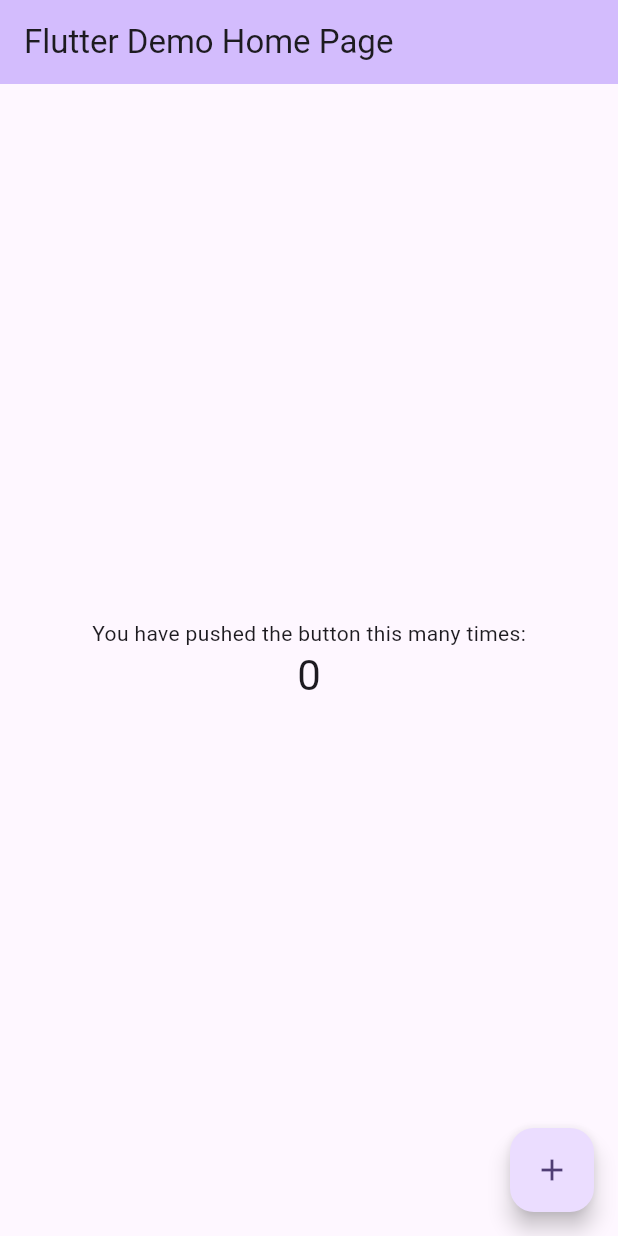
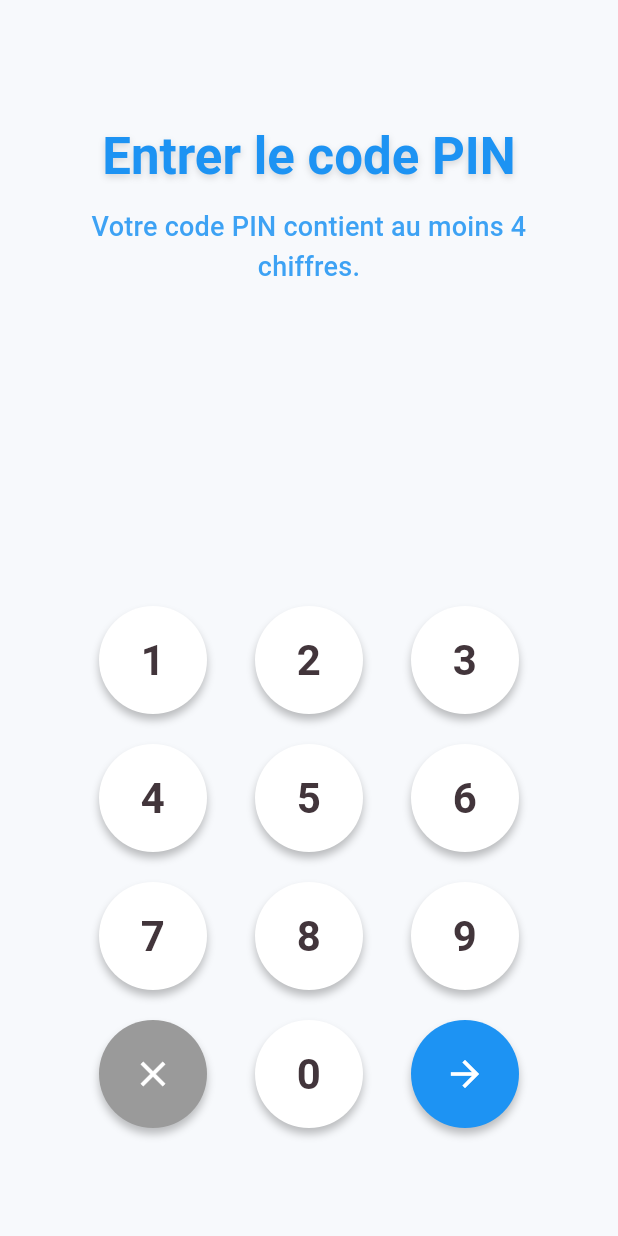
Before and after one commit to maxaia/OtterLock, a Flutter app: the screen it shows after launch, on a phone screen of 412 x 824 dp. Run offline on Flutter 3.47's test engine with Material 3 defaults, Android fonts, the phone set to English and light mode, and no system bars.

Commit message:
Update login screen UI: resize keypad, adjust spacing, remove status bar, improve pin display

```diff
--- a/lib/main.dart
+++ b/lib/main.dart
@@ -1,122 +1,328 @@
+import 'dart:async';
+import 'dart:math' as math;
+
 import 'package:flutter/material.dart';
 
 void main() {
-  runApp(const MyApp());
+  runApp(const OtterLockApp());
 }
 
-class MyApp extends StatelessWidget {
-  const MyApp({super.key});
+class OtterLockApp extends StatelessWidget {
+  const OtterLockApp({super.key});
 
-  // This widget is the root of your application.
   @override
   Widget build(BuildContext context) {
     return MaterialApp(
-      title: 'Flutter Demo',
+      title: 'OtterLock',
+      debugShowCheckedModeBanner: false,
       theme: ThemeData(
-        // This is the theme of your application.
-        //
-        // TRY THIS: Try running your application with "flutter run". You'll see
-        // the application has a purple toolbar. Then, without quitting the app,
-        // try changing the seedColor in the colorScheme below to Colors.green
-        // and then invoke "hot reload" (save your changes or press the "hot
-        // reload" button in a Flutter-supported IDE, or press "r" if you used
-        // the command line to start the app).
-        //
-        // Notice that the counter didn't reset back to zero; the application
-        // state is not lost during the reload. To reset the state, use hot
-        // restart instead.
-        //
-        // This works for code too, not just values: Most code changes can be
-        // tested with just a hot reload.
-        colorScheme: .fromSeed(seedColor: Colors.deepPurple),
+        useMaterial3: true,
+        scaffoldBackgroundColor: _AppColors.background,
+        colorScheme: ColorScheme.fromSeed(
+          seedColor: _AppColors.primary,
+          brightness: Brightness.light,
+          background: _AppColors.background,
+        ),
+        textTheme: ThemeData.light()
+            .textTheme
+            .apply(bodyColor: _AppColors.primary, displayColor: _AppColors.primary),
+        inputDecorationTheme: InputDecorationTheme(
+          filled: true,
+          fillColor: Colors.white,
+          contentPadding: const EdgeInsets.symmetric(horizontal: 20, vertical: 18),
+          border: OutlineInputBorder(
+            borderRadius: BorderRadius.circular(20),
+            borderSide: const BorderSide(color: _AppColors.primary, width: 1.4),
+          ),
+          enabledBorder: OutlineInputBorder(
+            borderRadius: BorderRadius.circular(20),
+            borderSide: BorderSide(color: _AppColors.primary.withOpacity(0.2)),
+          ),
+          focusedBorder: OutlineInputBorder(
+            borderRadius: BorderRadius.circular(20),
+            borderSide: const BorderSide(color: _AppColors.primary, width: 1.6),
+          ),
+        ),
       ),
-      home: const MyHomePage(title: 'Flutter Demo Home Page'),
+      home: const LoginScreen(),
     );
   }
 }
 
-class MyHomePage extends StatefulWidget {
-  const MyHomePage({super.key, required this.title});
-
-  // This widget is the home page of your application. It is stateful, meaning
-  // that it has a State object (defined below) that contains fields that affect
-  // how it looks.
-
-  // This class is the configuration for the state. It holds the values (in this
-  // case the title) provided by the parent (in this case the App widget) and
-  // used by the build method of the State. Fields in a Widget subclass are
-  // always marked "final".
-
-  final String title;
+class LoginScreen extends StatefulWidget {
+  const LoginScreen({super.key});
 
   @override
-  State<MyHomePage> createState() => _MyHomePageState();
+  State<LoginScreen> createState() => _LoginScreenState();
 }
 
-class _MyHomePageState extends State<MyHomePage> {
-  int _counter = 0;
+class _LoginScreenState extends State<LoginScreen> {
+  final TextEditingController _pinController = TextEditingController();
+  Timer? _hideTimer;
+  bool _showLastChar = false;
 
-  void _incrementCounter() {
+  @override
+  void dispose() {
+    _pinController.dispose();
+    _hideTimer?.cancel();
+    super.dispose();
+  }
+
+  void _handleKey(String value) {
+    if (value == '←') {
+      if (_pinController.text.isEmpty) return;
+      _pinController.text = _pinController.text.substring(0, _pinController.text.length - 1);
+      _hideTimer?.cancel();
+      setState(() {
+        _showLastChar = false;
+      });
+      return;
+    }
+
+    if (value == '→') {
+      _submit();
+      return;
+    }
+
+    if (_pinController.text.length >= 6) return;
+
+    _pinController.text += value;
+    _hideTimer?.cancel();
     setState(() {
-      // This call to setState tells the Flutter framework that something has
-      // changed in this State, which causes it to rerun the build method below
-      // so that the display can reflect the updated values. If we changed
-      // _counter without calling setState(), then the build method would not be
-      // called again, and so nothing would appear to happen.
-      _counter++;
+      _showLastChar = true;
     });
+
+    _hideTimer = Timer(const Duration(milliseconds: 1000), () {
+      if (mounted) {
+        setState(() {
+          _showLastChar = false;
+        });
+      }
+    });
+  }
+
+  void _submit() {
+    if (_pinController.text.length < 4) {
+      ScaffoldMessenger.of(context).showSnackBar(
+        const SnackBar(content: Text('Le code PIN doit contenir au moins 4 chiffres')),
+      );
+      return;
+    }
+
+    FocusScope.of(context).unfocus();
+    ScaffoldMessenger.of(context).showSnackBar(
+      const SnackBar(content: Text('Authentification en cours...')),
+    );
   }
 
   @override
   Widget build(BuildContext context) {
-    // This method is rerun every time setState is called, for instance as done
-    // by the _incrementCounter method above.
-    //
-    // The Flutter framework has been optimized to make rerunning build methods
-    // fast, so that you can just rebuild anything that needs updating rather
-    // than having to individually change instances of widgets.
+    final textTheme = Theme.of(context).textTheme;
+
+    final viewInsets = MediaQuery.viewInsetsOf(context).bottom;
+
     return Scaffold(
-      appBar: AppBar(
-        // TRY THIS: Try changing the color here to a specific color (to
-        // Colors.amber, perhaps?) and trigger a hot reload to see the AppBar
-        // change color while the other colors stay the same.
-        backgroundColor: Theme.of(context).colorScheme.inversePrimary,
-        // Here we take the value from the MyHomePage object that was created by
-        // the App.build method, and use it to set our appbar title.
-        title: Text(widget.title),
+      resizeToAvoidBottomInset: true,
+      body: SafeArea(
+        child: LayoutBuilder(
+          builder: (context, constraints) {
+            final bool compactHeight = constraints.maxHeight < 760;
+            final double sidePadding = compactHeight ? 20 : 28;
+            final double verticalGap = compactHeight ? 14 : 22;
+            final double titleSize = compactHeight ? 28 : 34;
+
+            return AnimatedPadding(
+              duration: const Duration(milliseconds: 220),
+              curve: Curves.easeOut,
+              padding: EdgeInsets.only(bottom: viewInsets > 0 ? viewInsets * 0.6 : 0),
+              child: Column(
+                children: [
+                  Expanded(
+                    child: Padding(
+                      padding: EdgeInsets.symmetric(horizontal: sidePadding, vertical: verticalGap),
+                      child: Column(
+                        crossAxisAlignment: CrossAxisAlignment.center,
+                        children: [
+                          const SizedBox(height: 60),
+                          Text(
+                            'Entrer le code PIN',
+                            textAlign: TextAlign.center,
+                            style: textTheme.headlineMedium?.copyWith(
+                              color: _AppColors.primary,
+                              fontWeight: FontWeight.w700,
+                              fontSize: titleSize,
+                              shadows: [
+                                Shadow(
+                                  offset: const Offset(0, 2),
+                                  blurRadius: 6,
+                                  color: Colors.black.withOpacity(0.15),
+                                ),
+                              ],
+                            ),
+                          ),
+                          SizedBox(height: verticalGap * 0.5),
+                          Text(
+                            'Votre code PIN contient au moins 4 chiffres.',
+                            textAlign: TextAlign.center,
+                            style: textTheme.titleMedium?.copyWith(
+                              color: _AppColors.primary.withOpacity(0.85),
+                              fontWeight: FontWeight.w500,
+                              fontSize: compactHeight ? 15 : 18,
+                            ),
+                          ),
+                          SizedBox(height: verticalGap),
+                          _buildPinDisplay(compactHeight),
+                          SizedBox(height: verticalGap),
+                          Flexible(
+                            fit: FlexFit.tight,
+                            child: Align(
+                              alignment: Alignment.bottomCenter,
+                              child: Padding(
+                                padding: const EdgeInsets.only(bottom:50),
+                                child: _buildKeypad(compact: compactHeight),
+                              ),
+                            ),
+                          ),
+                        ],
+                      ),
+                    ),
+                  ),
+                ],
+              ),
+            );
+          },
+        ),
       ),
-      body: Center(
-        // Center is a layout widget. It takes a single child and positions it
-        // in the middle of the parent.
-        child: Column(
-          // Column is also a layout widget. It takes a list of children and
-          // arranges them vertically. By default, it sizes itself to fit its
-          // children horizontally, and tries to be as tall as its parent.
-          //
-          // Column has various properties to control how it sizes itself and
-          // how it positions its children. Here we use mainAxisAlignment to
-          // center the children vertically; the main axis here is the vertical
-          // axis because Columns are vertical (the cross axis would be
-          // horizontal).
-          //
-          // TRY THIS: Invoke "debug painting" (choose the "Toggle Debug Paint"
-          // action in the IDE, or press "p" in the console), to see the
-          // wireframe for each widget.
-          mainAxisAlignment: .center,
-          children: [
-            const Text('You have pushed the button this many times:'),
-            Text(
-              '$_counter',
-              style: Theme.of(context).textTheme.headlineMedium,
-            ),
+    );
+  }
+
+  Widget _buildPinDisplay(bool compact) {
+    return SizedBox(
+      height: compact ? 50 : 60,
+      child: Row(
+        mainAxisAlignment: MainAxisAlignment.center,
+        children: List.generate(_pinController.text.length, (index) {
+          final bool isLast = index == _pinController.text.length - 1;
+          final bool showChar = isLast && _showLastChar;
+          final String char = _pinController.text[index];
+
+          return Container(
+            width: 40,
+            alignment: Alignment.center,
+            child: showChar
+                ? Text(
+                    char,
+                    style: TextStyle(
+                      color: _AppColors.primary,
+                      fontSize: compact ? 30 : 36,
+                      fontWeight: FontWeight.w600,
+                    ),
+                  )
+                : Container(
+                    width: 16,
+                    height: 16,
+                    decoration: const BoxDecoration(
+                      color: _AppColors.primary,
+                      shape: BoxShape.circle,
+                    ),
+                  ),
+          );
+        }),
+      ),
+    );
+  }
+
+  Widget _buildKeypad({required bool compact}) {
+    Widget buildRow(List<String> values) {
+      return Row(
+        mainAxisAlignment: MainAxisAlignment.center,
+        children: [
+          _KeypadButton(label: values[0], onTap: () => _handleKey(values[0])),
+          const SizedBox(width: 32),
+          _KeypadButton(label: values[1], onTap: () => _handleKey(values[1])),
+          const SizedBox(width: 32),
+          _KeypadButton(label: values[2], onTap: () => _handleKey(values[2])),
+        ],
+      );
+    }
+
+    return Column(
+      mainAxisSize: MainAxisSize.min,
+      children: [
+        buildRow(['1', '2', '3']),
+        const SizedBox(height: 20),
+        buildRow(['4', '5', '6']),
+        const SizedBox(height: 20),
+        buildRow(['7', '8', '9']),
+        const SizedBox(height: 20),
+        buildRow(['←', '0', '→']),
+      ],
+    );
+  }
+}
+
+class _KeypadButton extends StatelessWidget {
+  const _KeypadButton({
+    required this.label,
+    required this.onTap,
+  });
+
+  final String label;
+  final VoidCallback onTap;
+
+  @override
+  Widget build(BuildContext context) {
+    final bool isDelete = label == '←';
+    final bool isSubmit = label == '→';
+
+    Color bgColor = Colors.white;
+    Widget content;
+
+    if (isDelete) {
+      bgColor = const Color(0xFF9A9A9A);
+      content = const Icon(Icons.close, color: Colors.white, size: 28);
+    } else if (isSubmit) {
+      bgColor = const Color(0xFF1D93F3);
+      content = const Icon(Icons.arrow_forward, color: Colors.white, size: 28);
+    } else {
+      content = Text(
+        label,
+        textAlign: TextAlign.center,
+        style: const TextStyle(
+          color: Color(0xFF42353B),
+          fontSize: 28,
+          fontFamily: 'Roboto',
+          fontWeight: FontWeight.w600,
+        ),
+      );
+    }
+
+    return GestureDetector(
+      onTap: onTap,
+      child: Container(
+        width: 72,
+        height: 72,
+        decoration: BoxDecoration(
+          color: bgColor,
+          shape: BoxShape.circle,
+          boxShadow: const [
+            BoxShadow(
+              color: Color(0x3F000000),
+              blurRadius: 4,
+              offset: Offset(0, 4),
+              spreadRadius: 0,
+            )
           ],
         ),
-      ),
-      floatingActionButton: FloatingActionButton(
-        onPressed: _incrementCounter,
-        tooltip: 'Increment',
-        child: const Icon(Icons.add),
+        alignment: Alignment.center,
+        child: content,
       ),
     );
   }
 }
+
+class _AppColors {
+  static const Color primary = Color(0xFF1D93F3);
+  static const Color muted = Color(0xFF9A9A9A);
+  static const Color background = Color(0xFFF7F9FC);
+}
```
Also changed, not shown: 1 other file.
